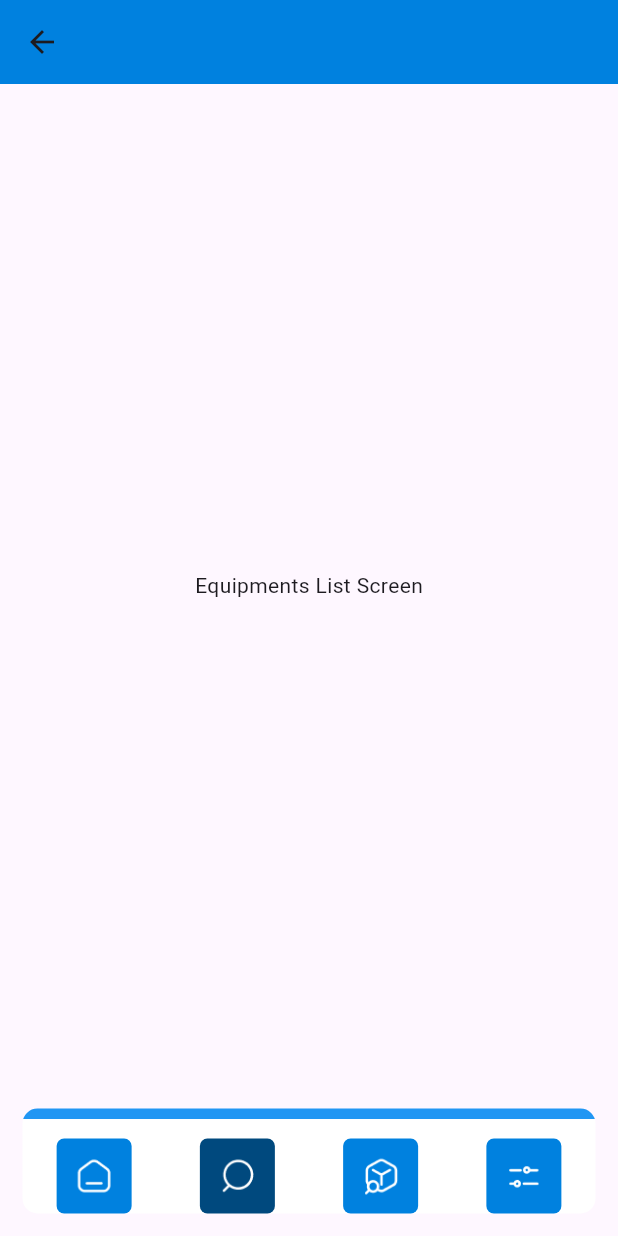
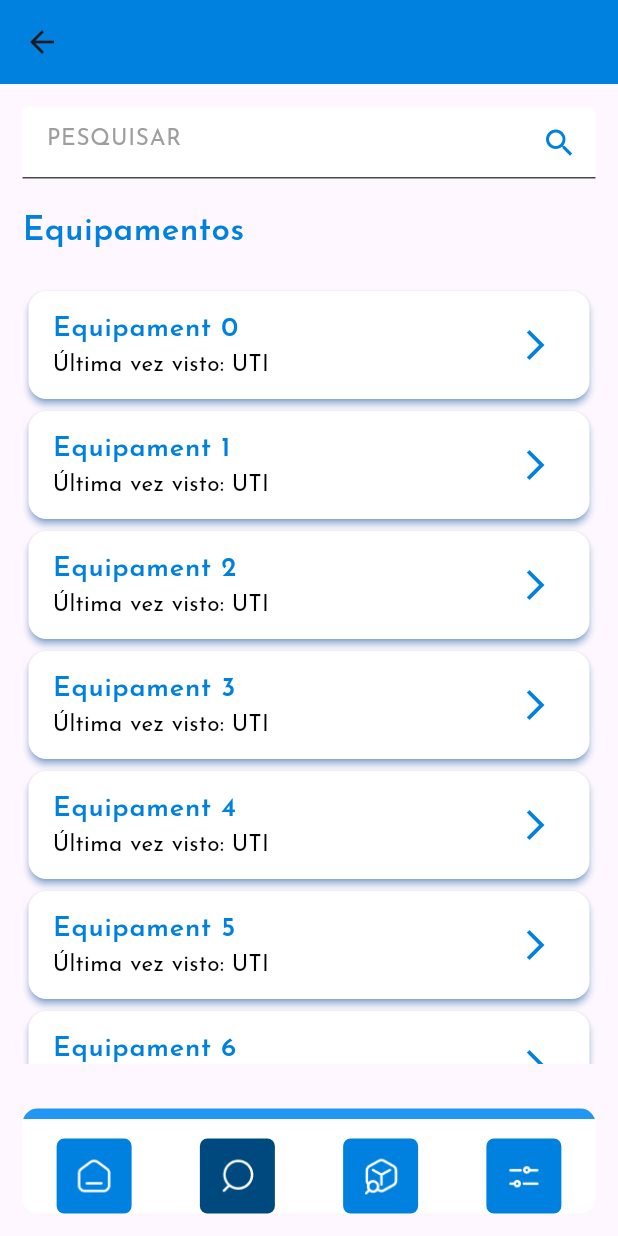
Before and after one commit to PedroPereiraGuimaraes/tcc-hospital-indoor-tracking, a Flutter app: the EquipmentListScreen screen opened by its route, on a phone screen of 412 x 824 dp. Run offline on Flutter 3.47's test engine with Material 3 defaults, Android fonts, the phone set to English and light mode, and no system bars; our stand-ins replace animated_splash_screen, google_fonts, lottie.

Commit message:
Lista de equipamentos

```diff
--- a/front_end/lib/views/screens/EquipmentListScreen.dart
+++ b/front_end/lib/views/screens/EquipmentListScreen.dart
@@ -3,6 +3,7 @@
 import 'package:flutter/material.dart';
 import 'package:front_end/views/widgets/Appbar.dart';
 import 'package:front_end/views/widgets/Navbar.dart';
+import 'package:google_fonts/google_fonts.dart';
 
 class EquipmentListScreen extends StatefulWidget {
   const EquipmentListScreen({super.key});
@@ -12,6 +13,9 @@ class EquipmentListScreen extends StatefulWidget {
 }
 
 class _EquipmentListScreenState extends State<EquipmentListScreen> {
+  final TextEditingController _searchController = TextEditingController();
+  List<String> EquipamentNames =
+      List.generate(10, (index) => "Equipament $index");
   @override
   Widget build(BuildContext context) {
     return Scaffold(
@@ -19,10 +23,113 @@ class _EquipmentListScreenState extends State<EquipmentListScreen> {
         isAdmin: false,
         hasBackButton: false,
       ),
-      body: Center(
-        child: Text('Equipments List Screen'),
+      body: Container(
+        width: double.infinity,
+        height: double.infinity,
+        padding: EdgeInsets.all(15),
+        child: Column(
+          children: [
+            _buildTextField(
+              "PESQUISAR",
+              _searchController,
+              Icons.search,
+              false,
+            ),
+            SizedBox(height: 20),
+            Align(
+              alignment: Alignment.centerLeft,
+              child: Text(
+                "Equipamentos",
+                style: TextStyle(
+                  color: Color.fromARGB(255, 0, 129, 223),
+                  fontFamily: GoogleFonts.josefinSans().fontFamily,
+                  fontSize: 22,
+                  fontWeight: FontWeight.w600,
+                ),
+              ),
+            ),
+            SizedBox(height: 20),
+            Expanded(
+              child: ListView.builder(
+                itemCount: EquipamentNames.length,
+                itemBuilder: (context, index) {
+                  final EquipamentName = EquipamentNames[index].toLowerCase();
+                  final searchQuery = _searchController.text.toLowerCase();
+                  return EquipamentName.contains(searchQuery)
+                      ? CardRoom(EquipamentNames[index], 'UTI')
+                      : SizedBox.shrink();
+                },
+              ),
+            ),
+          ],
+        ),
       ),
       bottomNavigationBar: NavBar(currentIndex: 1),
     );
   }
+
+  Widget _buildTextField(String hint, TextEditingController controller,
+      IconData icon, bool isPassword) {
+    return TextField(
+      controller: controller,
+      obscureText: isPassword,
+      onChanged: (value) {
+        setState(() {});
+      },
+      decoration: InputDecoration(
+        hintText: hint,
+        hintStyle: TextStyle(
+          color: Colors.grey,
+          fontFamily: GoogleFonts.josefinSans().fontFamily,
+          fontSize: 15,
+        ),
+        suffixIcon: Icon(
+          icon,
+          color: Color.fromARGB(255, 0, 129, 223),
+        ),
+        filled: true,
+        fillColor: Colors.white,
+        focusedBorder: UnderlineInputBorder(
+          borderSide: BorderSide(
+            color: Color.fromARGB(255, 0, 129, 223),
+            width: 3.0,
+          ),
+        ),
+      ),
+    );
+  }
+
+  Widget CardRoom(String name, String room) {
+    return Card(
+      color: Colors.white,
+      shadowColor: Colors.blue,
+      elevation: 2,
+      child: ListTile(
+        title: Text(
+          name,
+          style: TextStyle(
+            color: Color.fromARGB(255, 0, 129, 223),
+            fontFamily: GoogleFonts.josefinSans().fontFamily,
+            fontSize: 18,
+            fontWeight: FontWeight.w600,
+          ),
+        ),
+        subtitle: Text(
+          "Última vez visto: $room",
+          style: TextStyle(
+            color: Colors.black,
+            fontFamily: GoogleFonts.josefinSans().fontFamily,
+            fontSize: 15,
+          ),
+        ),
+        trailing: Icon(
+          Icons.arrow_forward_ios,
+          color: Color.fromARGB(255, 0, 129, 223),
+        ),
+        onTap: () {
+          // implementar
+        },
+      ),
+    );
+  }
 }
```
Also changed, not shown: front_end/lib/views/screens/HistoricScreen.dart (+48 -2 lines), front_end/pubspec.lock.
